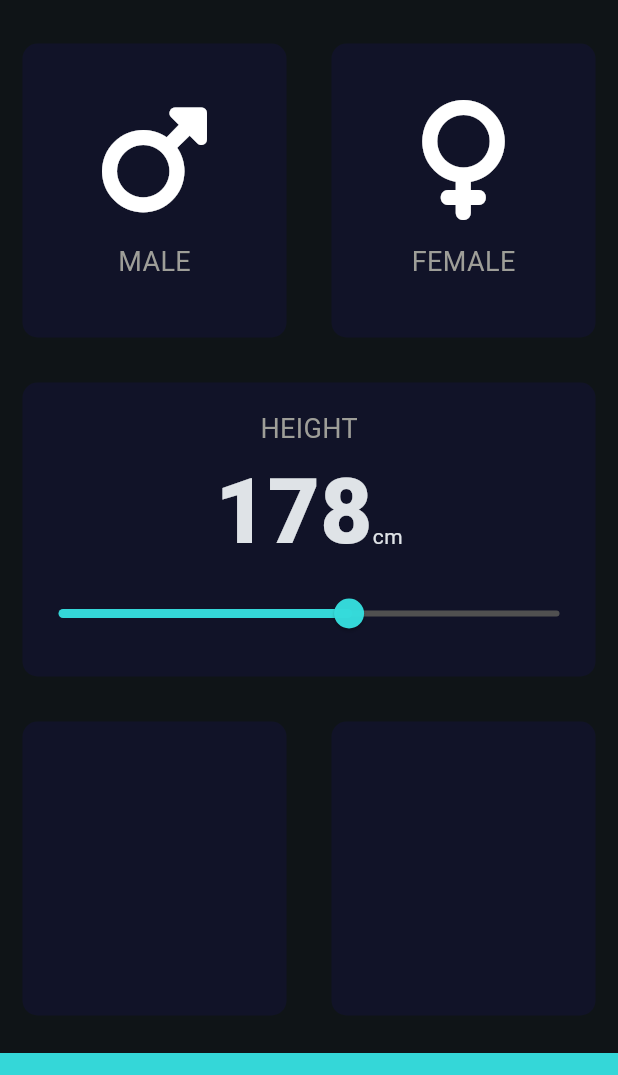
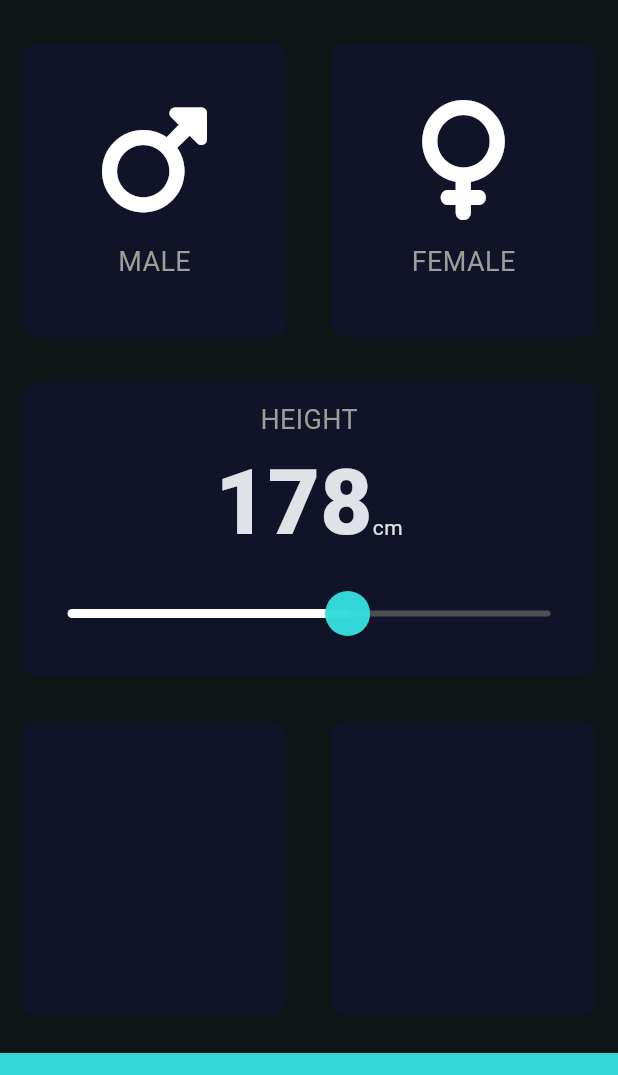
Before and after one commit to erjiale/flutter-practice, a Flutter app: the screen it shows after launch, on a phone screen of 412 x 824 dp, the part 63-1138 px from its top. Run offline on Flutter 3.47's test engine with Material 3 defaults, Android fonts, the phone set to English and light mode, and no system bars; our stand-ins replace assets_audio_player, font_awesome_flutter, rflutter_alert.

Commit message:
[Add]: sliderThemeData

```diff
--- a/lab_bmi_calculator_flutter/lib/constants.dart
+++ b/lab_bmi_calculator_flutter/lib/constants.dart
@@ -16,3 +16,11 @@ const kNumberStyle = TextStyle(
   fontSize: 60,
   fontWeight: FontWeight.w900
 );
+
+const kSliderThemeData = SliderThemeData(
+  activeTrackColor: Colors.white,
+  inactiveTrackColor: kInactiveSliderColor,
+  thumbColor: kPrimaryColor,
+  thumbShape: RoundSliderThumbShape(enabledThumbRadius: 15),
+  overlayShape: RoundSliderOverlayShape(overlayRadius: 30)
+);
--- a/lab_bmi_calculator_flutter/lib/home_page.dart
+++ b/lab_bmi_calculator_flutter/lib/home_page.dart
@@ -82,17 +82,18 @@ class _HomePageState extends State<HomePage> {
                       const Text("cm")
                     ]
                   ),
-                  Slider(
+                  SliderTheme(
+                    data: kSliderThemeData,
+                    child: Slider(
                       value: selectedHeight.toDouble(),
                       min: 120,
                       max: 220,
-                    activeColor: kPrimaryColor,
-                    inactiveColor: kInactiveSliderColor,
                       onChanged: (double newValue) => {
                         setState(() =>
                           selectedHeight = newValue.toInt()
                         )
                       },
+                    ),
                   ),
                 ],
               ),
```
Lines whose indentation alone changed are shown as unchanged.
